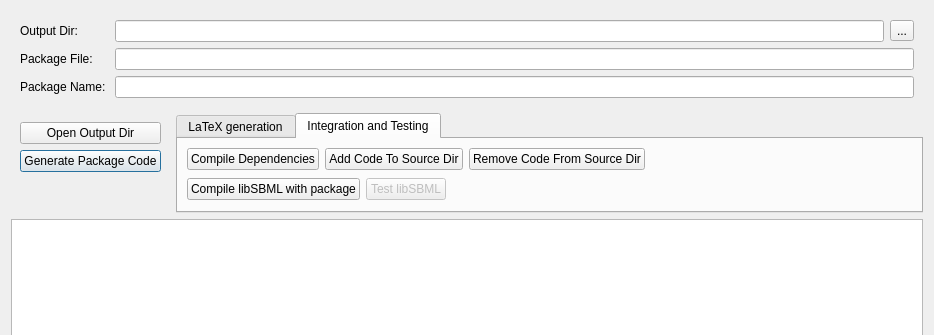
First picture: the form in ui/dialoggenerate.ui, repository sbmlteam/QtDeviser, before the edit; both pictures show x 0 to 934 and y 0 to 335 of the 934 by 480 pixel window.
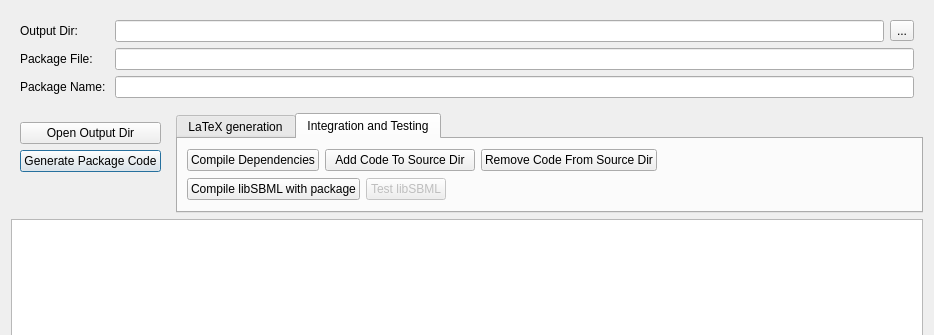
Second picture: the form after the edit. Icons and pictures are not drawn.

Commit message: - use qt flowlayout example, and use it to replace the layout set by the designer, fix typos

```diff
--- a/ui/dialoggenerate.ui
+++ b/ui/dialoggenerate.ui
@@ -138,54 +138,48 @@
          <string>Integration and Testing</string>
         </attribute>
         <layout class="QGridLayout" name="gridLayout_2">
-         <item row="0" column="0" colspan="2">
-          <layout class="QHBoxLayout" name="horizontalLayout_2">
-           <item>
+         <item row="0" column="0">
             <widget class="QPushButton" name="cmdCompileDependencies">
              <property name="text">
               <string>Compile Dependencies</string>
              </property>
             </widget>
            </item>
-           <item>
+         <item row="0" column="1" colspan="3">
             <widget class="QPushButton" name="cmdAddToSourceDir">
              <property name="text">
               <string>Add Code To Source Dir</string>
              </property>
             </widget>
            </item>
-           <item>
+         <item row="0" column="4">
             <widget class="QPushButton" name="cmdRemoveFromSourceDir">
              <property name="text">
               <string>Remove Code From Source Dir</string>
              </property>
             </widget>
            </item>
-           <item>
+         <item row="0" column="5">
             <spacer name="horizontalSpacer_2">
              <property name="orientation">
               <enum>Qt::Horizontal</enum>
              </property>
              <property name="sizeHint" stdset="0">
               <size>
-               <width>40</width>
+             <width>320</width>
                <height>20</height>
               </size>
              </property>
             </spacer>
            </item>
-          </layout>
-         </item>
-         <item row="1" column="0" rowspan="2" colspan="2">
-          <layout class="QHBoxLayout" name="horizontalLayout_3">
-           <item>
+         <item row="1" column="0" colspan="2">
             <widget class="QPushButton" name="cmdCompileLibSBML">
              <property name="text">
               <string>Compile libSBML with package</string>
              </property>
             </widget>
            </item>
-           <item>
+         <item row="1" column="2">
             <widget class="QPushButton" name="cmdTestLibSBML">
              <property name="enabled">
               <bool>false</bool>
@@ -195,20 +189,18 @@
              </property>
             </widget>
            </item>
-           <item>
+         <item row="1" column="3" colspan="2">
             <spacer name="horizontalSpacer_3">
              <property name="orientation">
               <enum>Qt::Horizontal</enum>
              </property>
              <property name="sizeHint" stdset="0">
               <size>
-               <width>40</width>
+             <width>174</width>
                <height>20</height>
               </size>
              </property>
             </spacer>
-           </item>
-          </layout>
          </item>
         </layout>
        </widget>
```
Left out of the diff: 58 changed lines with no effect on the pictures. Lines whose indentation alone changed are shown as unchanged. The commit also changes 6 other files.
